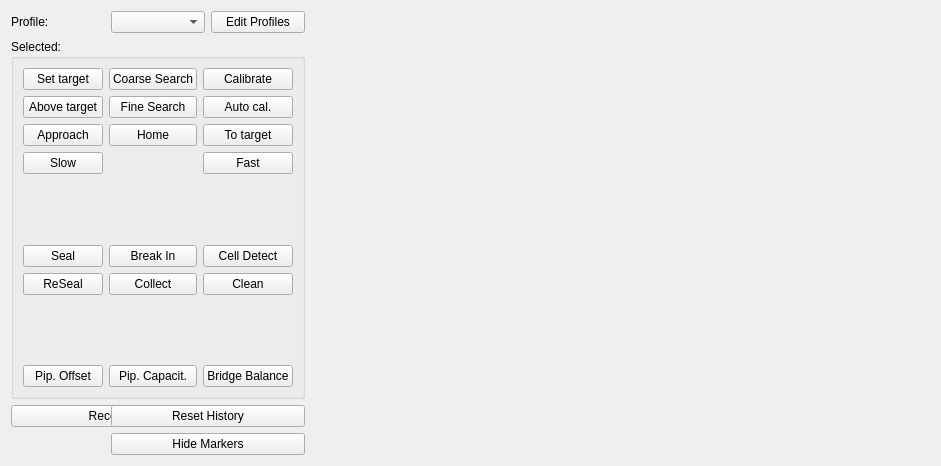
Old version of the form acq4/modules/MultiPatch/multipatchTemplate.ui in the repository acq4/acq4.
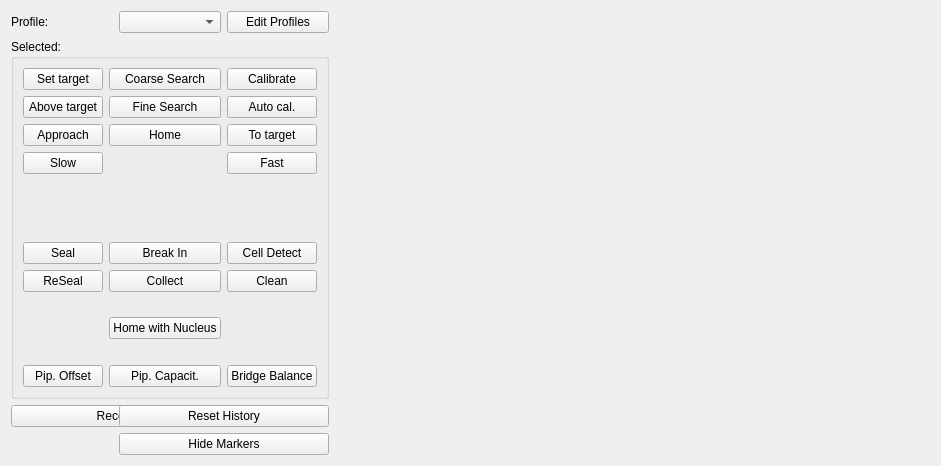
New version of the form.

Commit message: add a button for taking the nucleus home

Patch:
```diff
--- a/acq4/modules/MultiPatch/multipatchTemplate.ui
+++ b/acq4/modules/MultiPatch/multipatchTemplate.ui
@@ -251,6 +251,13 @@
         </property>
        </widget>
       </item>
+      <item row="8" column="1">
+       <widget class="QPushButton" name="nucleusHomeBtn">
+        <property name="text">
+         <string>Home with Nucleus</string>
+        </property>
+       </widget>
+      </item>
      </layout>
     </widget>
    </item>
```
The commit also changes 2 other files.
